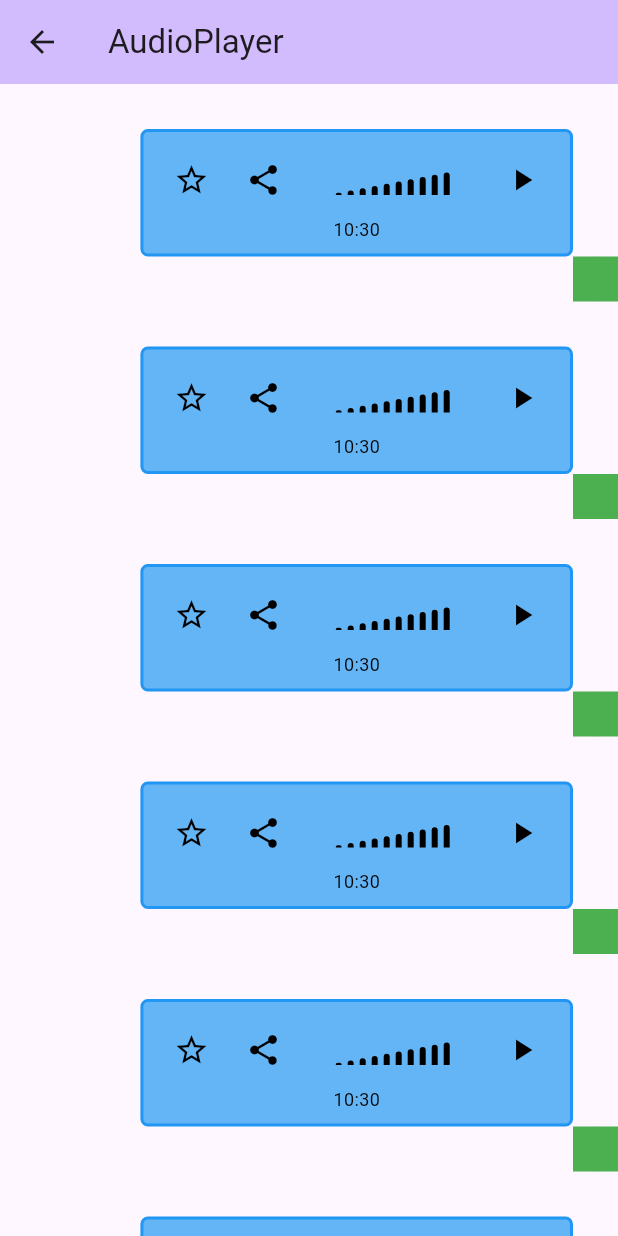
After one commit to VTAIT/flutter_utils, a Flutter app: the AudioPlayerScreen screen opened by its route, on a phone screen of 412 x 824 dp. The commit adds this screen. Run offline on Flutter 3.47's test engine with Material 3 defaults, Android fonts, the phone set to English and light mode, and no system bars; our stand-ins replace just_audio.

Commit message:
audioPlayer - justAudio

```diff
--- /dev/null
+++ b/lib/audio/AudioPlayerScreen.dart
@@ -0,0 +1,93 @@
+import 'dart:developer';
+
+import 'package:flutter/foundation.dart';
+import 'package:flutter/material.dart';
+import 'package:flutter_utils/audio/PlayerItem.dart';
+import 'package:just_audio/just_audio.dart';
+import 'audio_player.dart';
+
+class AudioPlayerScreen extends StatefulWidget {
+  const AudioPlayerScreen({super.key, required this.title});
+  final String title;
+  @override
+  State<AudioPlayerScreen> createState() => _AudioPlayerScreenState();
+}
+
+class _AudioPlayerScreenState extends State<AudioPlayerScreen> {
+  MyAudioPlayer player = MyAudioPlayer();
+  ValueNotifier<String> currentUrl = ValueNotifier<String>("");
+  List<String> listUrl = [
+    "http://192.168.1.75:8081/product/rest/chat/310.mp3",
+    "http://192.168.1.75:8081/product/rest/chat/312.mp3",
+    "http://192.168.1.75:8081/product/rest/chat/313.mp3",
+    "http://192.168.1.75:8081/product/rest/chat/316.mp3",
+    "http://192.168.1.75:8081/product/rest/chat/317.mp3",
+    "http://192.168.1.75:8081/product/rest/chat/318.mp3",
+    "http://192.168.1.75:8081/product/rest/chat/319.mp3",
+  ];
+  List<Widget> buildList() {
+    log("buildList: ${currentUrl.value}");
+
+    List<Widget> list = [];
+    listUrl.forEach((element) {
+      list.add(PlayerItem(
+        audioURL: element,
+        time: DateTime.now(),
+        play: (url) {
+          currentUrl.value = url;
+          player.playUrl(url);
+        },
+        stop: () => player.stop(),
+        autoPlay: element == currentUrl.value,
+      ));
+    });
+    return list;
+  }
+
+  @override
+  void initState() {
+    super.initState();
+    player.statePlayer().listen((event) {
+      log("State: ${event.processingState}");
+      if (event.processingState == ProcessingState.completed) {
+        // Khi âm thanh kết thúc, dừng và đặt lại vị trí 0
+        player.stop();
+        player.seekTo(0);
+        currentUrl.value = "";
+      }
+    });
+  }
+
+  @override
+  Widget build(BuildContext context) {
+    log("REBUILD");
+    return Scaffold(
+      appBar: AppBar(
+        backgroundColor: Theme.of(context).colorScheme.inversePrimary,
+        title: Text(widget.title),
+      ),
+      body: ValueListenableBuilder(
+          valueListenable: currentUrl,
+          builder: (BuildContext context, String url, Widget? child) {
+            return ListView.builder(
+              itemCount: listUrl.length,
+              itemBuilder: (BuildContext context, int index) {
+                String url = listUrl.elementAt(index);
+                bool play = url == currentUrl.value;
+                log("ListView: $url - $play");
+                return PlayerItem(
+                  audioURL: url,
+                  time: DateTime.now(),
+                  play: (url) {
+                    currentUrl.value = url;
+                    player.playUrl(url);
+                  },
+                  stop: () => player.stop(),
+                  autoPlay: play,
+                );
+              },
+            );
+          }),
+    );
+  }
+}
--- /dev/null
+++ b/lib/audio/PlayerItem.dart
@@ -0,0 +1,275 @@
+import 'dart:async';
+import 'dart:developer';
+import 'dart:math' as math;
+import 'package:flutter/material.dart';
+
+class PlayerItem extends StatefulWidget {
+  String audioURL;
+  bool isStarred;
+  bool isTag;
+  bool isRight;
+  DateTime time;
+  bool autoPlay;
+  Function(String) play;
+  Function() stop;
+  PlayerItem(
+      {super.key,
+      required this.audioURL,
+      this.isStarred = false,
+      this.isTag = false,
+      this.isRight = true,
+      this.autoPlay = false,
+      required this.time,
+      required this.play,
+      required this.stop});
+
+  @override
+  State<PlayerItem> createState() => _PlayerItemState();
+}
+
+class _PlayerItemState extends State<PlayerItem> {
+  Color? colorBg(bool isRight, bool isTag, bool isStarred) {
+    if (isTag) {
+      return Colors.red[300];
+    }
+
+    if (isStarred) {
+      return Colors.green[300];
+    }
+
+    if (!isRight) {
+      return Colors.grey[300];
+    }
+
+    return Colors.blue[300];
+  }
+
+  Color colorBorder(bool isRight, bool isTag, bool isStarred) {
+    if (isTag) {
+      return Colors.red;
+    }
+
+    if (isStarred) {
+      return Colors.green;
+    }
+
+    if (!isRight) {
+      return Colors.grey;
+    }
+
+    return Colors.blue;
+  }
+
+  @override
+  void initState() {
+    super.initState();
+    // log("PlayerItem: ${widget.audioURL} - ${widget.autoPlay}");
+  }
+
+  @override
+  Widget build(BuildContext context) {
+    return Stack(
+      children: [
+        Padding(
+          padding: EdgeInsets.all(30.0),
+          child: Align(
+            alignment:
+                widget.isRight ? Alignment.centerRight : Alignment.centerLeft,
+            child: ConstrainedBox(
+              constraints: BoxConstraints(
+                maxWidth: MediaQuery.of(context).size.width * 0.7,
+              ),
+              child: Container(
+                decoration: BoxDecoration(
+                  color:
+                      colorBg(widget.isRight, widget.isTag, widget.isStarred),
+                  borderRadius: BorderRadius.circular(5),
+                  border: Border.all(
+                    color: colorBorder(
+                        widget.isRight, widget.isTag, widget.isStarred),
+                    width: 2,
+                  ),
+                ),
+                child: Container(
+                  padding: const EdgeInsets.all(8.0),
+                  decoration: BoxDecoration(
+                    color: Colors.transparent,
+                    borderRadius: BorderRadius.circular(4.0),
+                  ),
+                  child: Column(
+                    children: <Widget>[
+                      Row(
+                        children: <Widget>[
+                          CircularIconButton(
+                            icon: widget.isStarred
+                                ? Icons.star
+                                : Icons.star_border,
+                            iconColor:
+                                widget.isStarred ? Colors.yellow : Colors.black,
+                            onPressed: () {
+                              widget.isStarred = !widget.isStarred;
+                              setState(() {});
+                            },
+                          ),
+                          CircularIconButton(
+                            icon: Icons.share,
+                            iconColor: Colors.black,
+                            onPressed: () {
+                              // Chia sẻ link
+                              log("Share link");
+                            },
+                          ),
+                          SizedBox(width: 8.0),
+                          Expanded(
+                            child: AudioWaveWidget(isPlaying: widget.autoPlay),
+                          ),
+                          SizedBox(width: 8.0),
+                          CircularIconButton(
+                            icon: widget.autoPlay
+                                ? Icons.pause
+                                : Icons.play_arrow,
+                            iconColor: Colors.black,
+                            onPressed: () {
+                              widget.autoPlay = !widget.autoPlay;
+                              widget.autoPlay
+                                  ? widget.play(widget.audioURL)
+                                  : widget.stop();
+                              setState(() {});
+                            },
+                          ),
+                        ],
+                      ),
+                      Text(
+                        '${widget.time.hour}:${widget.time.minute}',
+                        style: TextStyle(
+                          fontSize: 12.0,
+                          color: Colors.black,
+                        ),
+                      ),
+                    ],
+                  ),
+                ),
+              ),
+            ),
+          ),
+        ),
+        // Ảnh avatar
+        Positioned(
+            bottom: 0.0, // Đặt bottom thành 0 để nằm ở góc dưới
+            right: widget.isRight
+                ? 0.0
+                : null, // Đặt right thành 0 khi widget.isRight là true
+            left: widget.isRight
+                ? null
+                : 0.0, // Đặt left thành 0 khi widget.isRight là false
+            child: CircleAvatar(
+              radius: 15.0,
+              child: Container(
+                color: Colors.green,
+              ),
+            ))
+      ],
+    );
+  }
+}
+
+class CircularIconButton extends StatelessWidget {
+  final IconData icon;
+  final Color iconColor;
+  final VoidCallback? onPressed;
+
+  CircularIconButton({
+    required this.icon,
+    required this.iconColor,
+    this.onPressed,
+  });
+
+  @override
+  Widget build(BuildContext context) {
+    return GestureDetector(
+      onTap: onPressed,
+      child: IconButton(
+        icon: Icon(icon, color: iconColor),
+        onPressed: onPressed,
+      ),
+    );
+  }
+}
+
+class AudioWaveWidget extends StatefulWidget {
+  final bool isPlaying;
+  // int time
+  AudioWaveWidget({required this.isPlaying});
+
+  @override
+  _AudioWaveWidgetState createState() => _AudioWaveWidgetState();
+}
+
+class _AudioWaveWidgetState extends State<AudioWaveWidget> {
+  late Timer _timer;
+  late List<double> _waveHeights;
+  @override
+  void initState() {
+    super.initState();
+    _waveHeights = List.generate(10, (index) => _generateRandomHeight());
+    _startWaveAnimation();
+  }
+
+  @override
+  void dispose() {
+    _timer.cancel();
+    super.dispose();
+  }
+
+  void _startWaveAnimation() {
+    const Duration interval =
+        Duration(milliseconds: 300); // Đặt khoảng thời gian cập nhật
+    _timer = Timer.periodic(interval, (Timer timer) {
+      _waveHeights = List.generate(10, (index) => _generateRandomHeight());
+      setState(() {});
+    });
+  }
+
+  @override
+  Widget build(BuildContext context) {
+    return Container(
+      height: 20.0,
+      child: Row(
+        mainAxisAlignment: MainAxisAlignment.center,
+        children: List.generate(
+          10,
+          (index) => _buildWaveBar(index),
+        ),
+      ),
+    );
+  }
+
+  Widget _buildWaveBar(int index) {
+    final double waveHeight = widget.isPlaying ? _waveHeights[index] : 15.0;
+    final double waveSpacing = 2.0;
+
+    return Container(
+      width: 4.0,
+      margin: EdgeInsets.symmetric(horizontal: waveSpacing),
+      child: Align(
+        alignment: Alignment.bottomCenter,
+        child: Container(
+          height: waveHeight * (index + 1) / 10,
+          decoration: BoxDecoration(
+            color: widget.isPlaying ? Colors.red : Colors.black,
+            borderRadius: BorderRadius.only(
+              topLeft: Radius.circular(2.0),
+              topRight: Radius.circular(2.0),
+            ),
+          ),
+        ),
+      ),
+    );
+  }
+
+  double _generateRandomHeight() {
+    final random = math.Random();
+    return (random.nextDouble() * 20.0) +
+        5.0; // Tạo ra giá trị ngẫu nhiên từ 5.0 đến 25.0
+  }
+}
--- /dev/null
+++ b/lib/audio/audio_player.dart
@@ -0,0 +1,43 @@
+import 'package:just_audio/just_audio.dart';
+
+class MyAudioPlayer {
+  final AudioPlayer player = AudioPlayer();
+
+  MyAudioPlayer();
+
+  Stream<PlayerState> statePlayer() {
+    return player.playerStateStream;
+  }
+
+  void playUrl(String url) async {
+    stop();
+    // Play without waiting for completion, if need waiting then add await
+    try {
+      await player.setUrl(url); // Schemes: (https: | file: | asset: )
+    } catch (e) {
+      print(e);
+      return;
+    }
+    player.play();
+  }
+
+  void pause() async {
+    await player.pause(); // Pause but remain ready to play
+  }
+
+  void stop() async {
+    await player.stop();
+  }
+
+  void seekTo(int time) async {
+    await player.seek(Duration(seconds: time));
+  }
+
+  void setSpeed(double speed) async {
+    await player.setSpeed(speed);
+  }
+
+  void setVolume(double value) async {
+    await player.setVolume(value);
+  }
+}
--- a/lib/main.dart
+++ b/lib/main.dart
@@ -19,6 +19,7 @@ class MyApp extends StatelessWidget {
       ),
       routes: routes,
       initialRoute: '/',
+      debugShowCheckedModeBanner: false,
     );
   }
 }
--- a/lib/routes.dart
+++ b/lib/routes.dart
@@ -1,4 +1,5 @@
 import 'package:flutter/material.dart';
+import 'package:flutter_utils/audio/AudioPlayerScreen.dart';
 import 'package:flutter_utils/main.dart';
 import 'package:flutter_utils/visitory/visitory_screen.dart';
 
@@ -7,4 +8,7 @@ Map<String, WidgetBuilder> routes = {
   '/Visitory': (context) => const VisitoryScreen(
         title: "Visitory Pattern",
       ),
+  '/AudioPlayer': (context) => const AudioPlayerScreen(
+        title: "AudioPlayer",
+      ),
 };
--- a/pubspec.yaml
+++ b/pubspec.yaml
@@ -35,6 +35,8 @@ dependencies:
   # The following adds the Cupertino Icons font to your application.
   # Use with the CupertinoIcons class for iOS style icons.
   cupertino_icons: ^1.0.2
+  # AuidoHandle
+  just_audio: ^0.9.36
 
 dev_dependencies:
   flutter_test:
```
Also changed, not shown: pubspec.lock, 3 other files.
